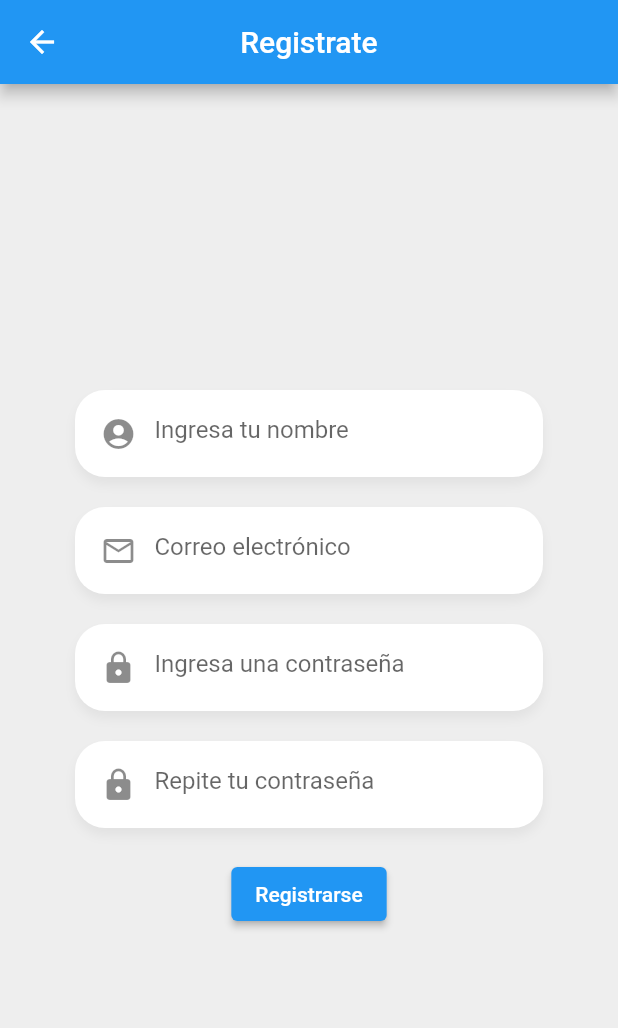
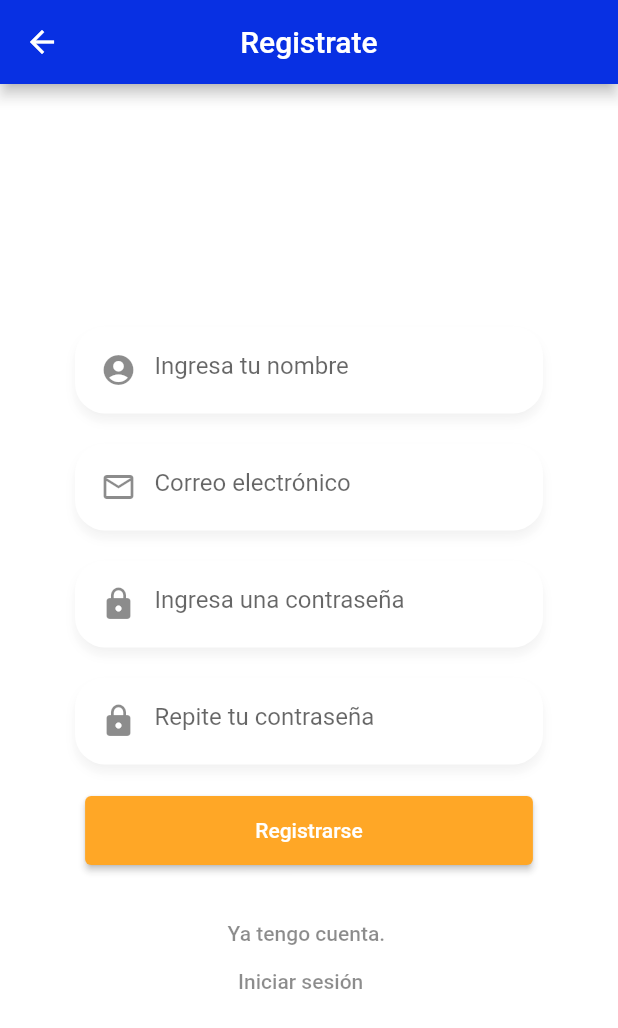
Before and after one commit to SergioCruzS/Flutter, a Flutter app: the RegisterScreen screen opened by its route, on a phone screen of 412 x 824 dp. Shown: the top 1028 px of the screen. Run offline on Flutter 3.47's test engine with Material 2 defaults, Android fonts, the phone set to English and light mode, and no system bars; our stand-ins replace card_swiper, flutter_secure_storage, pie_chart, socket_io_client, youtube_player_flutter; accounts and stored records are empty; network calls fail.

Commit message:
Correcciones a Register Screen

```diff
--- a/infopelis/lib/screens/login_screen.dart
+++ b/infopelis/lib/screens/login_screen.dart
@@ -143,7 +143,7 @@ class _Labels extends StatelessWidget {
            Container(
              width: 300*(size.width/Enviroment.width),
              child: ElevatedButton(
-               onPressed: (){Navigator.pushNamed(context, 'register');},
+               onPressed: (){Navigator.pushReplacementNamed(context, 'register');},
                child: Text('Registrate ahora'),
                style: ElevatedButton.styleFrom(
                  primary: Colors.orange[400],
--- a/infopelis/lib/screens/register_screen.dart
+++ b/infopelis/lib/screens/register_screen.dart
@@ -1,4 +1,5 @@
 import 'package:flutter/material.dart';
+import 'package:infopelis/global/enviroment.dart';
 import 'package:infopelis/services/auth_service.dart';
 import 'package:infopelis/widgets/alert_dialog.dart';
 import 'package:infopelis/widgets/customTextField.dart';
@@ -10,11 +11,12 @@ class RegisterScreen extends StatelessWidget {
   Widget build(BuildContext context) {
     return SafeArea(
       child: Scaffold(
+        backgroundColor: Color.fromARGB(218, 255, 255, 255),
         appBar: AppBar(
           title: Text('Registrate'),
           centerTitle: true,
+          backgroundColor: Color.fromARGB(255, 8, 48, 227),
         ),
-        backgroundColor: Colors.grey[200],
         body: Center(
           child: SingleChildScrollView(
             child: Column(
@@ -47,6 +49,7 @@ class _FormState extends State<_Form> {
   @override
   Widget build(BuildContext context) {
     final authService = Provider.of<AuthService>(context);
+    final size = MediaQuery.of(context).size;
     return Container(
       padding: EdgeInsets.symmetric(horizontal: 50),
        child: Column(
@@ -74,7 +77,9 @@ class _FormState extends State<_Form> {
              textController: repeatPasswordController,
              isPassword: true,
           ),
-          ElevatedButton(
+          Container(
+            width: 300*(size.width/Enviroment.width),
+            child: ElevatedButton(
               onPressed: authService.accessing ? null : () async {
                 if (passwordController.text == repeatPasswordController.text) {
                   FocusScope.of(context).unfocus();
@@ -90,7 +95,30 @@ class _FormState extends State<_Form> {
                 }
 
               },
-            child: Text('Registrarse')
+              child: Text('Registrarse'),
+              style: ElevatedButton.styleFrom(
+                 primary: Colors.orange[400],
+                 minimumSize: Size(300*(size.width/Enviroment.width), 50*(size.height/Enviroment.height))
+              ),
+            ),
+          ),
+          SizedBox(height: 40*(size.height/Enviroment.height),),
+          Container(
+             width: 300*(size.width/Enviroment.width),
+             child: ElevatedButton(
+               onPressed: (){Navigator.pushReplacementNamed(context, 'login');},
+               child: Text(
+                 'Ya tengo cuenta. \n\n  Iniciar sesión',
+                 style: TextStyle(
+                   color: Colors.black45
+                 ),
+               ),
+               style: ElevatedButton.styleFrom(
+                 primary: Colors.transparent,
+                 shadowColor: Colors.transparent,
+                 minimumSize: Size(300*(size.width/Enviroment.width), 50*(size.height/Enviroment.height))
+               ),
+             ),
           )
 
          ],
```
Lines whose indentation alone changed are shown as unchanged.
